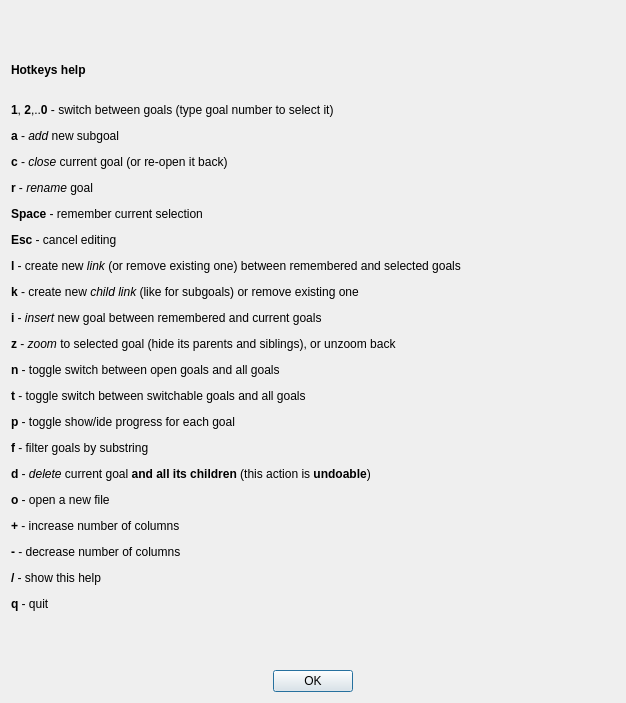
ahitrin/SiebenApp, file ui/hotkeys.ui: the form before one commit.
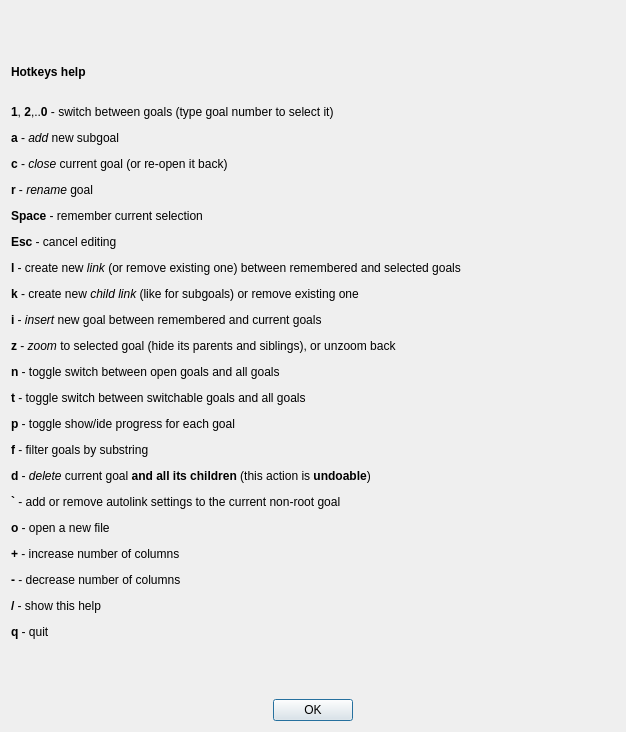
The form after the commit.

Commit message: Add autolink hotkey on the help dialog #181

```diff
--- a/ui/hotkeys.ui
+++ b/ui/hotkeys.ui
@@ -7,7 +7,7 @@
     <x>0</x>
     <y>0</y>
     <width>626</width>
-    <height>703</height>
+    <height>732</height>
    </rect>
   </property>
   <property name="windowTitle">
@@ -20,7 +20,7 @@
    <item>
     <widget class="QLabel" name="label_text">
      <property name="text">
-      <string>&lt;html&gt;&lt;head/&gt;&lt;body&gt;&lt;p&gt;&lt;span style=&quot; font-weight:600;&quot;&gt;Hotkeys help&lt;/span&gt;&lt;/p&gt;&lt;p&gt;&lt;br/&gt;&lt;span style=&quot; font-weight:600;&quot;&gt;1&lt;/span&gt;, &lt;span style=&quot; font-weight:600;&quot;&gt;2&lt;/span&gt;,..&lt;span style=&quot; font-weight:600;&quot;&gt;0&lt;/span&gt; - switch between goals (type goal number to select it)&lt;/p&gt;&lt;p&gt;&lt;span style=&quot; font-weight:600;&quot;&gt;a&lt;/span&gt; - &lt;span style=&quot; font-style:italic;&quot;&gt;add&lt;/span&gt; new subgoal&lt;/p&gt;&lt;p&gt;&lt;span style=&quot; font-weight:600;&quot;&gt;c&lt;/span&gt; - &lt;span style=&quot; font-style:italic;&quot;&gt;close&lt;/span&gt; current goal (or re-open it back)&lt;/p&gt;&lt;p&gt;&lt;span style=&quot; font-weight:600;&quot;&gt;r&lt;/span&gt; - &lt;span style=&quot; font-style:italic;&quot;&gt;rename&lt;/span&gt; goal&lt;/p&gt;&lt;p&gt;&lt;span style=&quot; font-weight:600;&quot;&gt;Space&lt;/span&gt; - remember current selection&lt;/p&gt;&lt;p&gt;&lt;span style=&quot; font-weight:600;&quot;&gt;Esc&lt;/span&gt; - cancel editing&lt;/p&gt;&lt;p&gt;&lt;span style=&quot; font-weight:600;&quot;&gt;l&lt;/span&gt; - create new &lt;span style=&quot; font-style:italic;&quot;&gt;link&lt;/span&gt; (or remove existing one) between remembered and selected goals&lt;/p&gt;&lt;p&gt;&lt;span style=&quot; font-weight:600;&quot;&gt;k&lt;/span&gt; - create new &lt;span style=&quot; font-style:italic;&quot;&gt;child link&lt;/span&gt; (like for subgoals) or remove existing one&lt;/p&gt;&lt;p&gt;&lt;span style=&quot; font-weight:600;&quot;&gt;i&lt;/span&gt; - &lt;span style=&quot; font-style:italic;&quot;&gt;insert&lt;/span&gt; new goal between remembered and current goals&lt;/p&gt;&lt;p&gt;&lt;span style=&quot; font-weight:600;&quot;&gt;z&lt;/span&gt; - &lt;span style=&quot; font-style:italic;&quot;&gt;zoom&lt;/span&gt; to selected goal (hide its parents and siblings), or unzoom back&lt;/p&gt;&lt;p&gt;&lt;span style=&quot; font-weight:600;&quot;&gt;n&lt;/span&gt; - toggle switch between open goals and all goals&lt;/p&gt;&lt;p&gt;&lt;span style=&quot; font-weight:600;&quot;&gt;t&lt;/span&gt; - toggle switch between switchable goals and all goals&lt;/p&gt;&lt;p&gt;&lt;span style=&quot; font-weight:600;&quot;&gt;p&lt;/span&gt; - toggle show/ide progress for each goal&lt;/p&gt;&lt;p&gt;&lt;span style=&quot; font-weight:600;&quot;&gt;f&lt;/span&gt; - filter goals by substring&lt;/p&gt;&lt;p&gt;&lt;span style=&quot; font-weight:600;&quot;&gt;d&lt;/span&gt; - &lt;span style=&quot; font-style:italic;&quot;&gt;delete&lt;/span&gt; current goal &lt;span style=&quot; font-weight:600;&quot;&gt;and all its children&lt;/span&gt; (this action is &lt;span style=&quot; font-weight:600;&quot;&gt;undoable&lt;/span&gt;)&lt;/p&gt;&lt;p&gt;&lt;span style=&quot; font-weight:600;&quot;&gt;o&lt;/span&gt; - open a new file&lt;/p&gt;&lt;p&gt;&lt;span style=&quot; font-weight:600;&quot;&gt;+&lt;/span&gt; - increase number of columns&lt;/p&gt;&lt;p&gt;&lt;span style=&quot; font-weight:600;&quot;&gt;-&lt;/span&gt; - decrease number of columns&lt;/p&gt;&lt;p&gt;&lt;span style=&quot; font-weight:600;&quot;&gt;/&lt;/span&gt; - show this help&lt;/p&gt;&lt;p&gt;&lt;span style=&quot; font-weight:600;&quot;&gt;q&lt;/span&gt; - quit&lt;/p&gt;&lt;/body&gt;&lt;/html&gt;</string>
+      <string>&lt;html&gt;&lt;head/&gt;&lt;body&gt;&lt;p&gt;&lt;span style=&quot; font-weight:600;&quot;&gt;Hotkeys help&lt;/span&gt;&lt;/p&gt;&lt;p&gt;&lt;br/&gt;&lt;span style=&quot; font-weight:600;&quot;&gt;1&lt;/span&gt;, &lt;span style=&quot; font-weight:600;&quot;&gt;2&lt;/span&gt;,..&lt;span style=&quot; font-weight:600;&quot;&gt;0&lt;/span&gt; - switch between goals (type goal number to select it)&lt;/p&gt;&lt;p&gt;&lt;span style=&quot; font-weight:600;&quot;&gt;a&lt;/span&gt; - &lt;span style=&quot; font-style:italic;&quot;&gt;add&lt;/span&gt; new subgoal&lt;/p&gt;&lt;p&gt;&lt;span style=&quot; font-weight:600;&quot;&gt;c&lt;/span&gt; - &lt;span style=&quot; font-style:italic;&quot;&gt;close&lt;/span&gt; current goal (or re-open it back)&lt;/p&gt;&lt;p&gt;&lt;span style=&quot; font-weight:600;&quot;&gt;r&lt;/span&gt; - &lt;span style=&quot; font-style:italic;&quot;&gt;rename&lt;/span&gt; goal&lt;/p&gt;&lt;p&gt;&lt;span style=&quot; font-weight:600;&quot;&gt;Space&lt;/span&gt; - remember current selection&lt;/p&gt;&lt;p&gt;&lt;span style=&quot; font-weight:600;&quot;&gt;Esc&lt;/span&gt; - cancel editing&lt;/p&gt;&lt;p&gt;&lt;span style=&quot; font-weight:600;&quot;&gt;l&lt;/span&gt; - create new &lt;span style=&quot; font-style:italic;&quot;&gt;link&lt;/span&gt; (or remove existing one) between remembered and selected goals&lt;/p&gt;&lt;p&gt;&lt;span style=&quot; font-weight:600;&quot;&gt;k&lt;/span&gt; - create new &lt;span style=&quot; font-style:italic;&quot;&gt;child link&lt;/span&gt; (like for subgoals) or remove existing one&lt;/p&gt;&lt;p&gt;&lt;span style=&quot; font-weight:600;&quot;&gt;i&lt;/span&gt; - &lt;span style=&quot; font-style:italic;&quot;&gt;insert&lt;/span&gt; new goal between remembered and current goals&lt;/p&gt;&lt;p&gt;&lt;span style=&quot; font-weight:600;&quot;&gt;z&lt;/span&gt; - &lt;span style=&quot; font-style:italic;&quot;&gt;zoom&lt;/span&gt; to selected goal (hide its parents and siblings), or unzoom back&lt;/p&gt;&lt;p&gt;&lt;span style=&quot; font-weight:600;&quot;&gt;n&lt;/span&gt; - toggle switch between open goals and all goals&lt;/p&gt;&lt;p&gt;&lt;span style=&quot; font-weight:600;&quot;&gt;t&lt;/span&gt; - toggle switch between switchable goals and all goals&lt;/p&gt;&lt;p&gt;&lt;span style=&quot; font-weight:600;&quot;&gt;p&lt;/span&gt; - toggle show/ide progress for each goal&lt;/p&gt;&lt;p&gt;&lt;span style=&quot; font-weight:600;&quot;&gt;f&lt;/span&gt; - filter goals by substring&lt;/p&gt;&lt;p&gt;&lt;span style=&quot; font-weight:600;&quot;&gt;d&lt;/span&gt; - &lt;span style=&quot; font-style:italic;&quot;&gt;delete&lt;/span&gt; current goal &lt;span style=&quot; font-weight:600;&quot;&gt;and all its children&lt;/span&gt; (this action is &lt;span style=&quot; font-weight:600;&quot;&gt;undoable&lt;/span&gt;)&lt;/p&gt;&lt;p&gt;&lt;span style=&quot; font-weight:600;&quot;&gt;`&lt;/span&gt; - add or remove autolink settings to the current non-root goal&lt;/p&gt;&lt;p&gt;&lt;span style=&quot; font-weight:600;&quot;&gt;o&lt;/span&gt; - open a new file&lt;/p&gt;&lt;p&gt;&lt;span style=&quot; font-weight:600;&quot;&gt;+&lt;/span&gt; - increase number of columns&lt;/p&gt;&lt;p&gt;&lt;span style=&quot; font-weight:600;&quot;&gt;-&lt;/span&gt; - decrease number of columns&lt;/p&gt;&lt;p&gt;&lt;span style=&quot; font-weight:600;&quot;&gt;/&lt;/span&gt; - show this help&lt;/p&gt;&lt;p&gt;&lt;span style=&quot; font-weight:600;&quot;&gt;q&lt;/span&gt; - quit&lt;/p&gt;&lt;/body&gt;&lt;/html&gt;</string>
      </property>
     </widget>
    </item>
```
